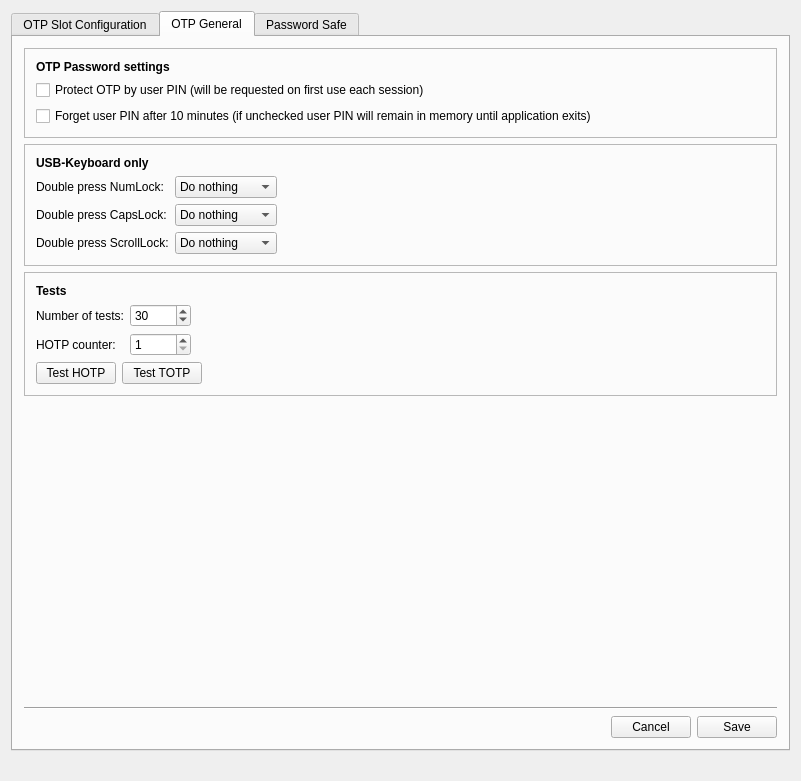
The window that ui/mainwindow.ui (Nitrokey/nitrokey-app) describes before a commit, drawn with Qt 5.
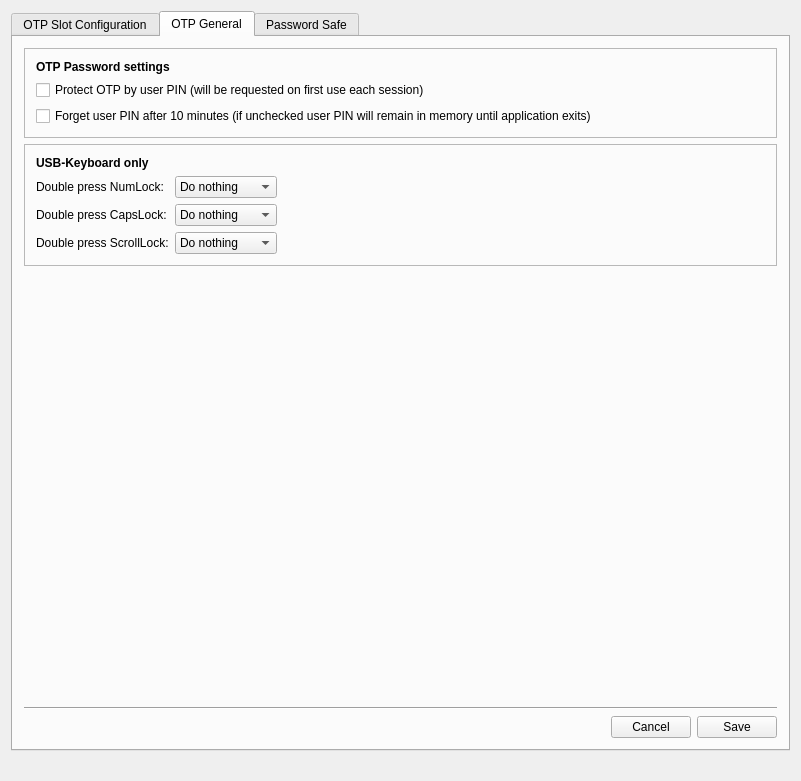
The same window after the commit. Icons and pictures are not drawn.

Commit message: Remove test HOTP TOTP from configuration window #145 Remove unused getCode slot. Possibly used with test code from configuration window

Patch:
```diff
--- a/ui/mainwindow.ui
+++ b/ui/mainwindow.ui
@@ -965,134 +965,6 @@
           </layout>
          </widget>
         </item>
-        <item>
-         <widget class="QFrame" name="frame_6">
-          <property name="autoFillBackground">
-           <bool>false</bool>
-          </property>
-          <property name="frameShape">
-           <enum>QFrame::StyledPanel</enum>
-          </property>
-          <property name="frameShadow">
-           <enum>QFrame::Sunken</enum>
-          </property>
-          <layout class="QVBoxLayout" name="verticalLayout_13">
-           <item>
-            <widget class="QLabel" name="label_20">
-             <property name="font">
-              <font>
-               <weight>75</weight>
-               <bold>true</bold>
-              </font>
-             </property>
-             <property name="text">
-              <string>Tests</string>
-             </property>
-            </widget>
-           </item>
-           <item>
-            <layout class="QHBoxLayout" name="horizontalLayout_13">
-             <item>
-              <layout class="QVBoxLayout" name="verticalLayout_20">
-               <item>
-                <widget class="QLabel" name="testsLabel">
-                 <property name="text">
-                  <string>Number of tests:</string>
-                 </property>
-                </widget>
-               </item>
-               <item>
-                <widget class="QLabel" name="testsLabel_2">
-                 <property name="text">
-                  <string>HOTP counter:</string>
-                 </property>
-                </widget>
-               </item>
-              </layout>
-             </item>
-             <item>
-              <layout class="QVBoxLayout" name="verticalLayout">
-               <item>
-                <widget class="QSpinBox" name="testsSpinBox">
-                 <property name="minimum">
-                  <number>1</number>
-                 </property>
-                 <property name="maximum">
-                  <number>65536</number>
-                 </property>
-                 <property name="value">
-                  <number>30</number>
-                 </property>
-                </widget>
-               </item>
-               <item>
-                <widget class="QSpinBox" name="testsSpinBox_2">
-                 <property name="minimum">
-                  <number>1</number>
-                 </property>
-                 <property name="maximum">
-                  <number>3</number>
-                 </property>
-                 <property name="value">
-                  <number>1</number>
-                 </property>
-                </widget>
-               </item>
-              </layout>
-             </item>
-             <item>
-              <spacer name="horizontalSpacer_9">
-               <property name="orientation">
-                <enum>Qt::Horizontal</enum>
-               </property>
-               <property name="sizeHint" stdset="0">
-                <size>
-                 <width>40</width>
-                 <height>20</height>
-                </size>
-               </property>
-              </spacer>
-             </item>
-            </layout>
-           </item>
-           <item>
-            <layout class="QVBoxLayout" name="verticalLayout_3">
-             <item>
-              <layout class="QHBoxLayout" name="horizontalLayout_3">
-               <item>
-                <widget class="QPushButton" name="testHOTPButton">
-                 <property name="text">
-                  <string>Test HOTP</string>
-                 </property>
-                </widget>
-               </item>
-               <item>
-                <widget class="QPushButton" name="testTOTPButton">
-                 <property name="text">
-                  <string>Test TOTP</string>
-                 </property>
-                </widget>
-               </item>
-               <item>
-                <spacer name="horizontalSpacer_5">
-                 <property name="orientation">
-                  <enum>Qt::Horizontal</enum>
-                 </property>
-                 <property name="sizeHint" stdset="0">
-                  <size>
-                   <width>40</width>
-                   <height>20</height>
-                  </size>
-                 </property>
-                </spacer>
-               </item>
-              </layout>
-             </item>
-            </layout>
-           </item>
-          </layout>
-         </widget>
-        </item>
         <item>
          <spacer name="verticalSpacer_2">
           <property name="orientation">
```
Left out of the diff: 4 changed lines with no effect on the pictures. The commit also changes 2 other files.
